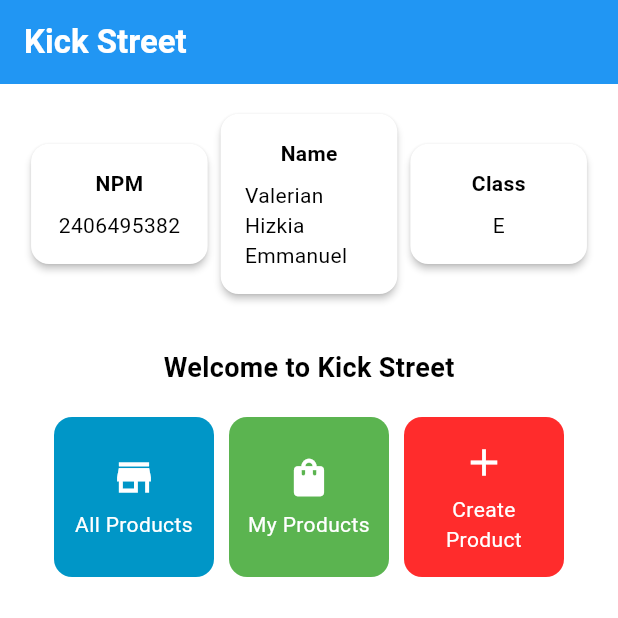
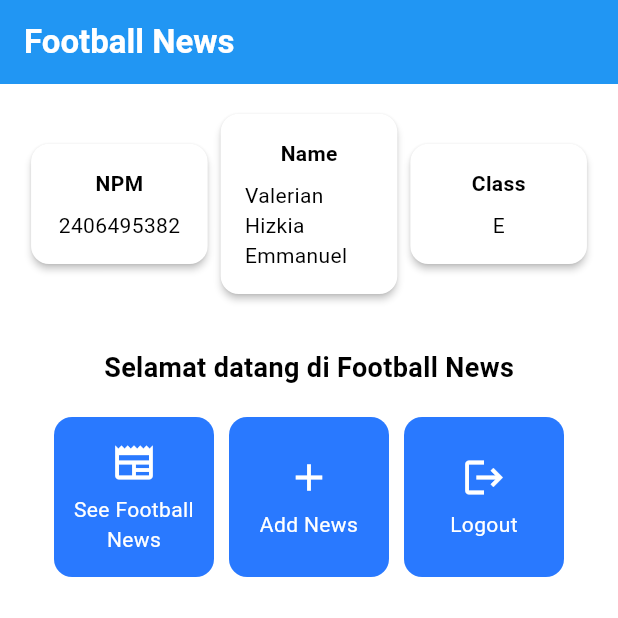
Before and after one commit to Kritzeey/football-news-flutter, a Flutter app: the screen it shows after launch, on a phone screen of 412 x 824 dp, the top half of it. Run offline on Flutter 3.47's test engine with Material 3 defaults, Android fonts, the phone set to English and light mode, and no system bars.

Commit message:
feat: revert bad commit

```diff
--- a/lib/menu.dart
+++ b/lib/menu.dart
@@ -8,9 +8,9 @@ class MyHomePage extends StatelessWidget {
   final String kelas = "E";
 
   final List<ItemHomepage> items = [
-    ItemHomepage("All Products", Icons.store_mall_directory, 0xFF0096C7),
-    ItemHomepage("My Products", Icons.shopping_bag, 0xFF5BB450),
-    ItemHomepage("Create Product", Icons.add, 0xFFFF2C2C),
+    ItemHomepage("See Football News", Icons.newspaper),
+    ItemHomepage("Add News", Icons.add),
+    ItemHomepage("Logout", Icons.logout),
   ];
 
   @override
@@ -18,7 +18,7 @@ class MyHomePage extends StatelessWidget {
     return Scaffold(
       appBar: AppBar(
         title: const Text(
-          "Kick Street",
+          'Football News',
           style: TextStyle(
             color: Colors.white,
             fontWeight: FontWeight.bold,
@@ -34,9 +34,9 @@ class MyHomePage extends StatelessWidget {
             Row(
               mainAxisAlignment: MainAxisAlignment.spaceEvenly,
               children: [
-                InfoCard(title: "NPM", content: npm),
-                InfoCard(title: "Name", content: name),
-                InfoCard(title: "Class", content: kelas),
+                InfoCard(title: 'NPM', content: npm),
+                InfoCard(title: 'Name', content: name),
+                InfoCard(title: 'Class', content: kelas),
               ],
             ),
 
@@ -49,7 +49,7 @@ class MyHomePage extends StatelessWidget {
                     padding: EdgeInsets.only(top: 16.0),
 
                     child: Text(
-                      "Welcome to Kick Street",
+                      'Selamat datang di Football News',
                       style: TextStyle(
                         fontWeight: FontWeight.bold,
                         fontSize: 18.0,
@@ -115,9 +115,8 @@ class InfoCard extends StatelessWidget {
 class ItemHomepage {
   final String name;
   final IconData icon;
-  final int color;
 
-  ItemHomepage(this.name, this.icon, this.color);
+  ItemHomepage(this.name, this.icon);
 }
 
 class ItemCard extends StatelessWidget {
@@ -131,7 +130,7 @@ class ItemCard extends StatelessWidget {
   Widget build(BuildContext context) {
     return Material(
       // Menentukan warna latar belakang dari tema aplikasi.
-      color: Color(item.color),
+      color: Theme.of(context).colorScheme.secondary,
       // Membuat sudut kartu melengkung.
       borderRadius: BorderRadius.circular(12),
 
```
